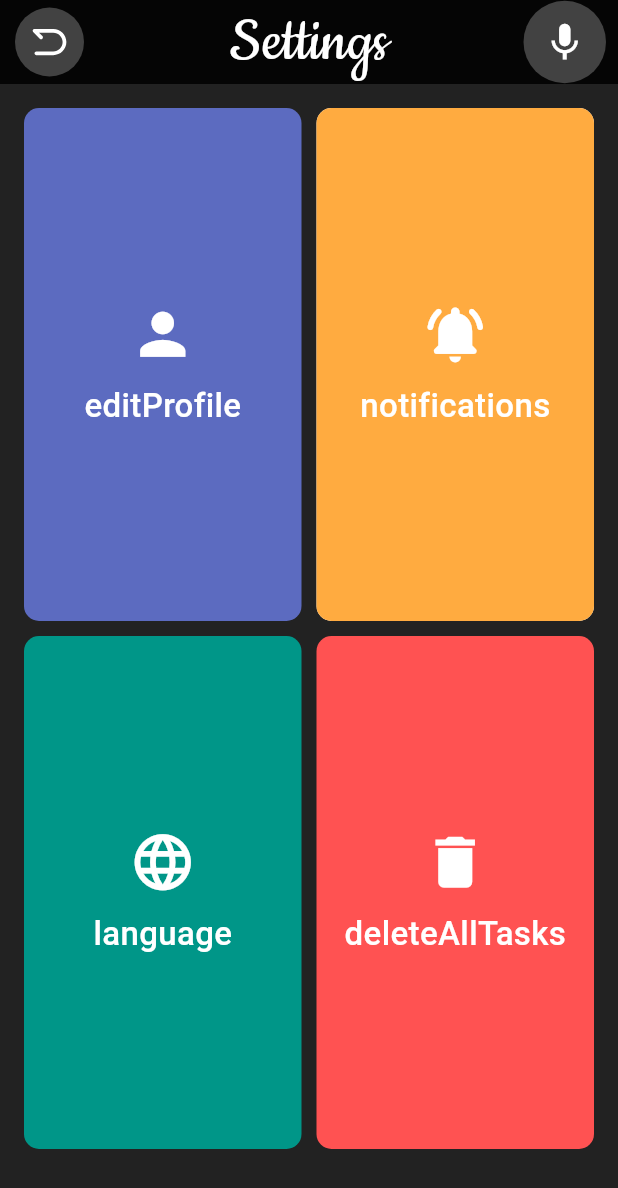
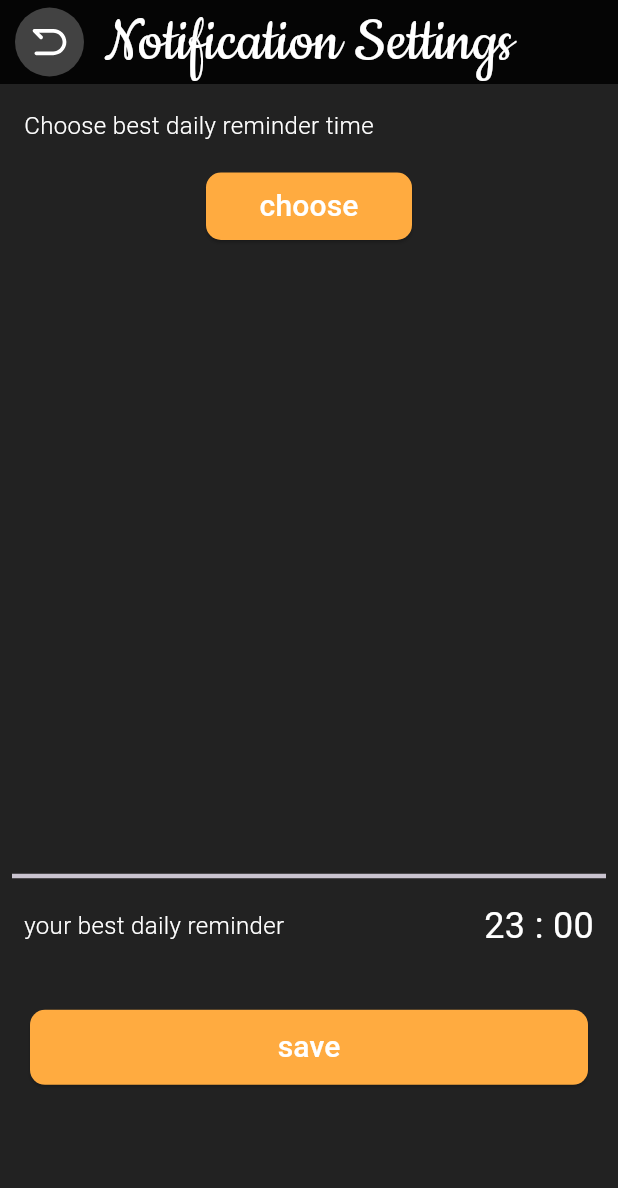
Before and after one commit to unclegenson/Daily_tasks_GetX, a Flutter app: the SettingsScreen screen opened directly, after a tap on "notifications", on a phone screen of 412 x 824 dp. Shown: the top 1188 px of the screen. Run offline on Flutter 3.47's test engine with Material 3 defaults, Android fonts, the light colour scheme and no system bars; our stand-ins replace awesome_notifications, dropdown_button2, flutter_svg, get, hive, image_picker and 2 more; missing offline and left inert: bottom_picker, flutter_material_color_picker, panara_dialogs; accounts and stored records are empty.

Commit message:
create notification  screen

```diff
--- a/lib/screens/go_premium.dart
+++ b/lib/screens/go_premium.dart
@@ -1,7 +1,6 @@
 import 'package:daily_tasks_getx/screens/settings_screen.dart';
 import 'package:daily_tasks_getx/widgets/widgets.dart';
 import 'package:flutter/material.dart';
-import 'package:flutter_svg/svg.dart';
 import 'package:get/get.dart';
 
 List premiumOptions = [
--- a/lib/screens/notifications_screen.dart
+++ b/lib/screens/notifications_screen.dart
@@ -0,0 +1,176 @@
+import 'package:bottom_picker/bottom_picker.dart';
+import 'package:daily_tasks_getx/screens/settings_screen.dart';
+import 'package:daily_tasks_getx/widgets/widgets.dart';
+import 'package:flutter/material.dart';
+import 'package:flutter_svg/svg.dart';
+import 'package:get/get.dart';
+import 'package:shared_preferences/shared_preferences.dart';
+
+int reminderHour = 23;
+int reminderMin = 0;
+
+void openDateTimePicker(BuildContext context) {
+  BottomPicker.time(
+    initialTime: Time.now(),
+    pickerTitle: Text(
+      'reminder Time',
+      style: const TextStyle(
+        fontWeight: FontWeight.w400,
+        fontSize: 18,
+        color: Colors.blue,
+      ),
+    ),
+    gradientColors: const [Colors.white, Colors.blue],
+    backgroundColor: Colors.black87,
+    closeIconColor: Colors.white,
+    pickerTextStyle: const TextStyle(
+      color: Colors.blue,
+      fontWeight: FontWeight.bold,
+      fontSize: 14,
+    ),
+    onSubmit: (p0) {
+      // setState(() {
+      //   reminderHour = p0.hour;
+      //   reminderMin = p0.minute;
+      // });
+    },
+  ).show(context);
+}
+// @override
+// void initState() {
+//   getReminderTime();
+//   super.initState();
+// }
+
+Future<void> getReminderTime() async {
+  SharedPreferences prefDailyReminderHour =
+      await SharedPreferences.getInstance();
+  SharedPreferences prefDailyReminderMin =
+      await SharedPreferences.getInstance();
+
+  // setState(() {
+  //   reminderMin = prefDailyReminderMin.getInt('reminderMin')!;
+  //   reminderHour = prefDailyReminderHour.getInt('reminderHour')!;
+  // });
+}
+
+Future<void> setReminderTime() async {
+  SharedPreferences prefDailyReminderHour =
+      await SharedPreferences.getInstance();
+  SharedPreferences prefDailyReminderMin =
+      await SharedPreferences.getInstance();
+
+  prefDailyReminderMin.setInt('reminderMin', reminderMin);
+  prefDailyReminderHour.setInt('reminderHour', reminderHour);
+}
+
+class NotificationScreen extends StatelessWidget {
+  const NotificationScreen({super.key});
+
+  @override
+  Widget build(BuildContext context) {
+    return Scaffold(
+      backgroundColor: Colors.black87,
+      appBar: const AppBarWidget(
+        action: false,
+        back: true,
+        titleText: "Notification Settings",
+        svgIcon: 'assets/back2.svg',
+        fontSize: 46,
+      ),
+      body: SingleChildScrollView(
+        child: Padding(
+          padding: const EdgeInsets.all(8.0),
+          child: SizedBox(
+            height: Get.height * 8 / 10,
+            child: Column(
+              mainAxisAlignment: MainAxisAlignment.center,
+              children: [
+                const Padding(
+                  padding: EdgeInsets.only(top: 8, left: 8, right: 8),
+                  child: SettingsCategoryWidget(
+                    color: Colors.white,
+                    text: 'Choose best daily reminder time',
+                  ),
+                ),
+                const SizedBox(
+                  height: 20,
+                ),
+                SizedBox(
+                  width: Get.width / 3,
+                  height: 45,
+                  child: ElevatedButton(
+                    style: ElevatedButton.styleFrom(
+                      backgroundColor: Colors.orangeAccent,
+                      shape: RoundedRectangleBorder(
+                        borderRadius: BorderRadius.circular(10),
+                      ),
+                    ),
+                    onPressed: () {
+                      return openDateTimePicker(context);
+                    },
+                    child: Text(
+                      'choose',
+                      style: const TextStyle(color: Colors.white, fontSize: 20),
+                    ),
+                  ),
+                ),
+                SizedBox(
+                  height: Get.height * 5 / 10,
+                ),
+                const SizedBox(
+                  height: 4,
+                ),
+                const Divider(
+                  thickness: 3,
+                ),
+                Padding(
+                  padding: const EdgeInsets.only(top: 8, left: 8, right: 8),
+                  child: Row(
+                    children: [
+                      SettingsCategoryWidget(
+                        color: Colors.white,
+                        text: 'your best daily reminder',
+                      ),
+                      const Spacer(),
+                      Text(
+                        '${reminderHour.toString().length > 1 ? '$reminderHour' : '0$reminderHour'} : ${reminderMin.toString().length > 1 ? '$reminderMin' : '0$reminderMin'}',
+                        style: const TextStyle(
+                          fontSize: 24,
+                          color: Colors.white,
+                        ),
+                      ),
+                    ],
+                  ),
+                ),
+                const Spacer(),
+                SizedBox(
+                  width: Get.width - 40,
+                  height: 50,
+                  child: ElevatedButton(
+                    style: ElevatedButton.styleFrom(
+                      backgroundColor: Colors.orangeAccent,
+                      shape: RoundedRectangleBorder(
+                        borderRadius: BorderRadius.circular(10),
+                      ),
+                    ),
+                    onPressed: () {
+                      setReminderTime();
+                      Get.back();
+                      Get.snackbar('Good!',
+                          'Daily reminder set at ${reminderHour.toString().length > 1 ? '$reminderHour' : '0$reminderHour'} : ${reminderMin.toString().length > 1 ? '$reminderMin' : '0$reminderMin'}');
+                    },
+                    child: Text(
+                      'save',
+                      style: const TextStyle(color: Colors.white, fontSize: 20),
+                    ),
+                  ),
+                )
+              ],
+            ),
+          ),
+        ),
+      ),
+    );
+  }
+}
--- a/lib/screens/settings_screen.dart
+++ b/lib/screens/settings_screen.dart
@@ -4,6 +4,7 @@
 // import 'package:daily_tasks/widgets/app_widgets.dart';
 import 'package:daily_tasks_getx/screens/edit_profile.dart';
 import 'package:daily_tasks_getx/screens/language_screen.dart';
+import 'package:daily_tasks_getx/screens/notifications_screen.dart';
 import 'package:daily_tasks_getx/widgets/widgets.dart';
 import 'package:flutter/material.dart';
 import 'package:get/get.dart';
@@ -71,14 +72,7 @@ class SettingsScreen extends StatelessWidget {
             if (index == 1) {
               return GestureDetector(
                 onTap: () {
-                  // Navigator.push(
-                  //   context,
-                  //   MaterialPageRoute(
-                  //     builder: (context) {
-                  //       return const NotificationsScreen();
-                  //     },
-                  //   ),
-                  // );
+                  Get.to(() => NotificationScreen());
                 },
                 child: Container(
                   width: Get.width / 2,
@@ -163,8 +157,9 @@ class SettingsScreen extends StatelessWidget {
                 onTap: () {
                   PanaraConfirmDialog.showAnimatedGrow(
                     context,
-                    title: 'deleteAllTasks',
-                    message: 'pressDeleteIf',
+                    title: 'Delete All Tasks',
+                    message:
+                        "Tap delete if you're sure you wanna delete all tasks",
                     confirmButtonText: 'delete',
                     cancelButtonText: 'cancel',
                     onTapCancel: () {
```
Also changed, not shown: lib/screens/edit_profile.dart (+7 -7 lines).
